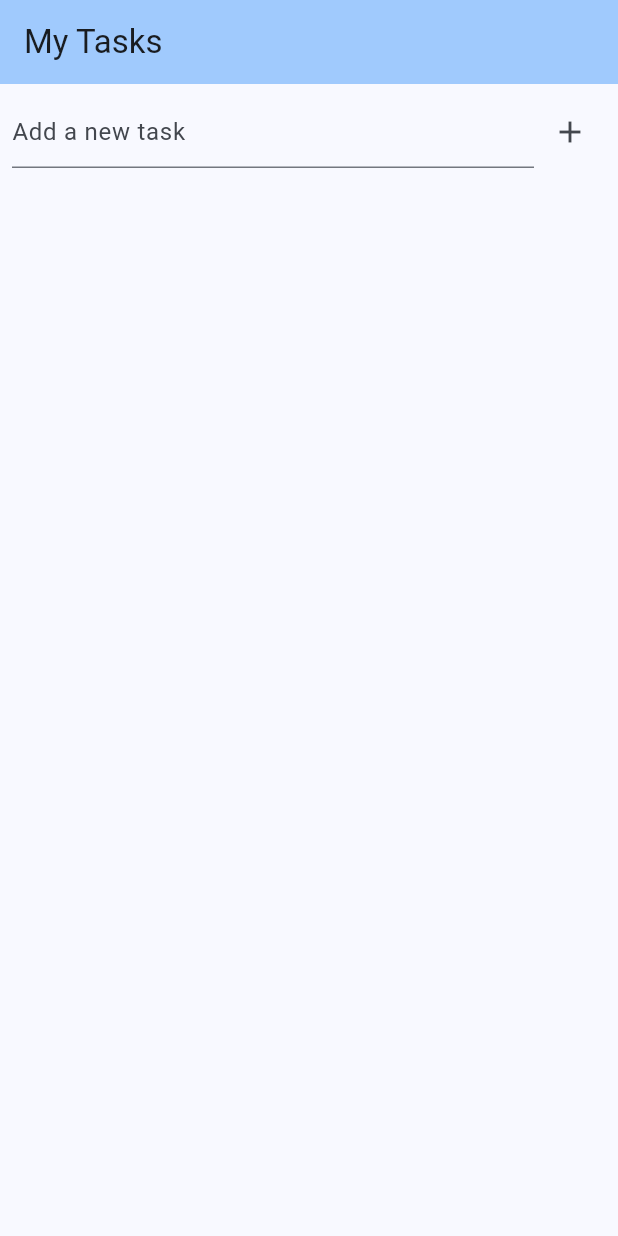
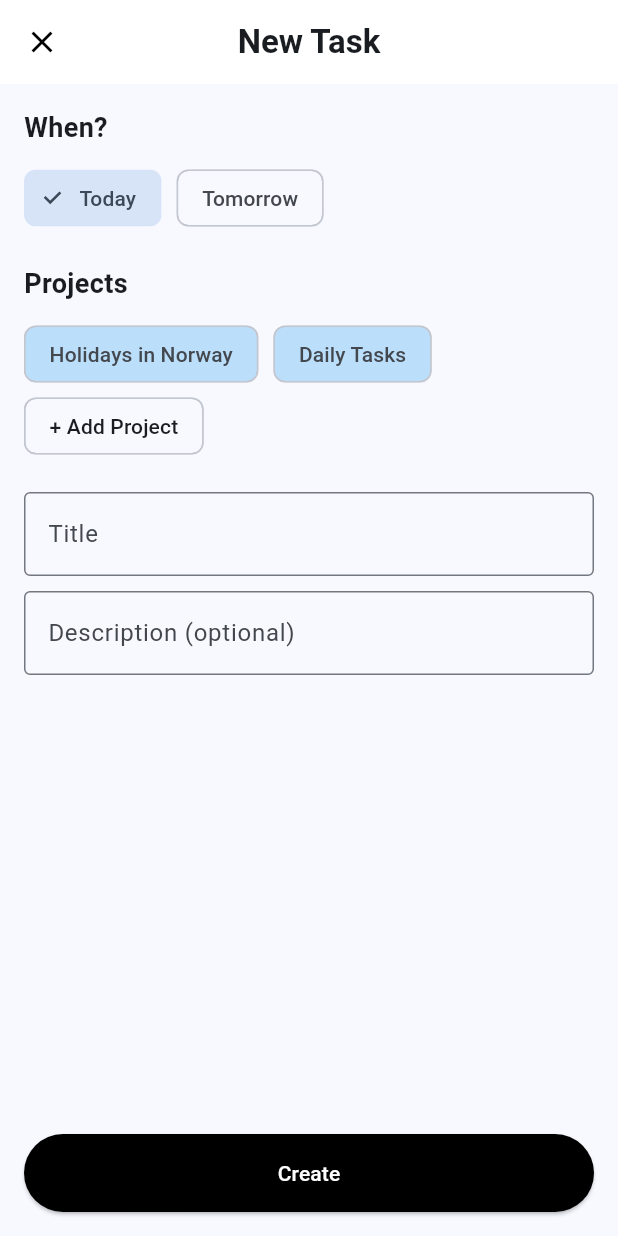
Before and after one commit to EderBla04/organize_me, a Flutter app: the screen it shows after launch, after a tap on the "add" icon, on a phone screen of 412 x 824 dp. Run offline on Flutter 3.47's test engine with Material 3 defaults, Android fonts, the phone set to English and light mode, and no system bars.

Commit message:
elimine la logica, y me enfoque en la vista

```diff
--- a/lib/controllers/task_controller.dart
+++ /dev/null
@@ -1,27 +0,0 @@
-import '../models/task.dart';
-
-class TaskController {
-  List<Task> _tasks = [];
-
-  List<Task> get tasks => _tasks;
-
-  void addTask(String title) {
-    final task = Task(
-      id: DateTime.now().toString(),
-      title: title,
-      createdAt: DateTime.now(),
-    );
-    _tasks.add(task);
-  }
-
-  void toggleTask(String id) {
-    final taskIndex = _tasks.indexWhere((task) => task.id == id);
-    if (taskIndex != -1) {
-      _tasks[taskIndex].isCompleted = !_tasks[taskIndex].isCompleted;
-    }
-  }
-
-  void deleteTask(String id) {
-    _tasks.removeWhere((task) => task.id == id);
-  }
-}
--- a/lib/main.dart
+++ b/lib/main.dart
@@ -1,5 +1,5 @@
 import 'package:flutter/material.dart';
-import 'views/task_list_screen.dart';
+import 'package:organize_me/views/home_screen.dart';
 
 void main() {
   runApp(const MyApp());
@@ -18,7 +18,7 @@
       ),
       initialRoute: '/',
       routes: {
-        '/': (context) => const TaskListScreen(),
+        '/': (context) => HomeScreen(),
       },
     );
   }
--- a/lib/models/task.dart
+++ /dev/null
@@ -1,13 +0,0 @@
-class Task {
-  String id;
-  String title;
-  bool isCompleted;
-  DateTime createdAt;
-
-  Task({
-    required this.id,
-    required this.title,
-    this.isCompleted = false,
-    required this.createdAt,
-  });
-}
--- /dev/null
+++ b/lib/views/home_screen.dart
@@ -0,0 +1,67 @@
+import 'package:flutter/material.dart';
+import 'package:organize_me/views/new_task_screen.dart';
+
+class HomeScreen extends StatelessWidget {
+  @override
+  Widget build(BuildContext context) {
+    return Scaffold(
+      appBar: AppBar(
+        title: Row(
+          children: [
+            CircleAvatar(
+              backgroundImage:
+                  AssetImage('assets/avatar.png'), // Usa tu imagen local o red
+            ),
+            SizedBox(width: 10),
+            Column(
+              crossAxisAlignment: CrossAxisAlignment.start,
+              children: [
+                Text('Welcome Back!',
+                    style: TextStyle(fontSize: 14, color: Colors.grey)),
+                Text('Your Projects',
+                    style: TextStyle(
+                        fontSize: 20,
+                        fontWeight: FontWeight.bold,
+                        color: Colors.black)),
+              ],
+            ),
+          ],
+        ),
+        backgroundColor: Colors.white,
+        elevation: 0,
+        actions: [
+          IconButton(
+            icon: Icon(Icons.notifications, color: Colors.black),
+            onPressed: () {},
+          ),
+        ],
+        automaticallyImplyLeading: false,
+      ),
+      body: Padding(
+        padding: const EdgeInsets.all(16.0),
+        child: Column(
+          crossAxisAlignment: CrossAxisAlignment.start,
+          children: [
+            Text('Projects',
+                style: TextStyle(fontSize: 18, fontWeight: FontWeight.bold)),
+            SizedBox(height: 10),
+
+            // Lista de proyectos
+          ],
+        ),
+      ),
+      floatingActionButton: FloatingActionButton(
+        onPressed: () {
+          Navigator.push(
+            context,
+            MaterialPageRoute(
+              builder: (context) => NewTaskScreen(),
+            ),
+          );
+        },
+        backgroundColor: Colors.black,
+        child: Icon(Icons.add, color: Colors.white),
+      ),
+    );
+  }
+}
--- /dev/null
+++ b/lib/views/new_task_screen.dart
@@ -0,0 +1,101 @@
+import 'package:flutter/material.dart';
+
+class NewTaskScreen extends StatelessWidget {
+  @override
+  Widget build(BuildContext context) {
+    return Scaffold(
+      appBar: AppBar(
+        leading: IconButton(
+          icon: Icon(Icons.close),
+          onPressed: () {
+            Navigator.of(context).pop();
+          },
+        ),
+        title: Text('New Task', style: TextStyle(fontWeight: FontWeight.bold)),
+        centerTitle: true,
+        backgroundColor: Colors.white,
+        elevation: 0,
+        iconTheme: IconThemeData(color: Colors.black),
+      ),
+      body: Padding(
+        padding: const EdgeInsets.all(16.0),
+        child: Column(
+          crossAxisAlignment: CrossAxisAlignment.start,
+          children: [
+            // Date Selection
+            Text('When?',
+                style: TextStyle(fontSize: 18, fontWeight: FontWeight.bold)),
+            SizedBox(height: 10),
+            Row(
+              children: [
+                ChoiceChip(
+                  label: Text('Today'),
+                  selected: true,
+                  onSelected: (selected) {},
+                ),
+                SizedBox(width: 10),
+                ChoiceChip(
+                  label: Text('Tomorrow'),
+                  selected: false,
+                  onSelected: (selected) {},
+                ),
+              ],
+            ),
+            SizedBox(height: 20),
+            // Projects
+            Text('Projects',
+                style: TextStyle(fontSize: 18, fontWeight: FontWeight.bold)),
+            SizedBox(height: 10),
+            Wrap(
+              spacing: 10,
+              children: [
+                Chip(
+                  label: Text('Holidays in Norway'),
+                  backgroundColor: Colors.blue[100],
+                ),
+                Chip(
+                  label: Text('Daily Tasks'),
+                  backgroundColor: Colors.blue[100],
+                ),
+                ActionChip(
+                  label: Text('+ Add Project'),
+                  onPressed: () {},
+                ),
+              ],
+            ),
+            SizedBox(height: 20),
+            // Task Title
+            TextField(
+              decoration: InputDecoration(
+                labelText: 'Title',
+                border: OutlineInputBorder(),
+              ),
+            ),
+            SizedBox(height: 10),
+            // Task Description
+            TextField(
+              decoration: InputDecoration(
+                labelText: 'Description (optional)',
+                border: OutlineInputBorder(),
+              ),
+            ),
+            Spacer(),
+            // Create Button
+            SizedBox(
+              width: double.infinity,
+              child: ElevatedButton(
+                onPressed: () {},
+                child: Text('Create'),
+                style: ElevatedButton.styleFrom(
+                  backgroundColor: Colors.black,
+                  foregroundColor: Colors.white,
+                  padding: EdgeInsets.symmetric(vertical: 16),
+                ),
+              ),
+            ),
+          ],
+        ),
+      ),
+    );
+  }
+}
--- a/lib/views/task_list_screen.dart
+++ /dev/null
@@ -1,87 +0,0 @@
-import 'package:flutter/material.dart';
-import '../controllers/task_controller.dart';
-
-class TaskListScreen extends StatefulWidget {
-  const TaskListScreen({super.key});
-
-  @override
-  State<TaskListScreen> createState() => _TaskListScreenState();
-}
-
-class _TaskListScreenState extends State<TaskListScreen> {
-  final TaskController _controller = TaskController();
-  final _textController = TextEditingController();
-
-  @override
-  Widget build(BuildContext context) {
-    return Scaffold(
-      appBar: AppBar(
-        title: const Text('My Tasks'),
-        backgroundColor: Theme.of(context).colorScheme.inversePrimary,
-      ),
-      body: Column(
-        children: [
-          Padding(
-            padding: const EdgeInsets.all(8.0),
-            child: Row(
-              children: [
-                Expanded(
-                  child: TextField(
-                    controller: _textController,
-                    decoration: const InputDecoration(
-                      hintText: 'Add a new task',
-                    ),
-                  ),
-                ),
-                IconButton(
-                  icon: const Icon(Icons.add),
-                  onPressed: () {
-                    if (_textController.text.isNotEmpty) {
-                      setState(() {
-                        _controller.addTask(_textController.text);
-                        _textController.clear();
-                      });
-                    }
-                  },
-                ),
-              ],
-            ),
-          ),
-          Expanded(
-            child: ListView.builder(
-              itemCount: _controller.tasks.length,
-              itemBuilder: (context, index) {
-                final task = _controller.tasks[index];
-                return ListTile(
-                  title: Text(
-                    task.title,
-                    style: TextStyle(
-                      decoration:
-                          task.isCompleted ? TextDecoration.lineThrough : null,
-                    ),
-                  ),
-                  leading: Checkbox(
-                    value: task.isCompleted,
-                    onChanged: (_) {
-                      setState(() {
-                        _controller.toggleTask(task.id);
-                      });
-                    },
-                  ),
-                  trailing: IconButton(
-                    icon: const Icon(Icons.delete),
-                    onPressed: () {
-                      setState(() {
-                        _controller.deleteTask(task.id);
-                      });
-                    },
-                  ),
-                );
-              },
-            ),
-          ),
-        ],
-      ),
-    );
-  }
-}
```
